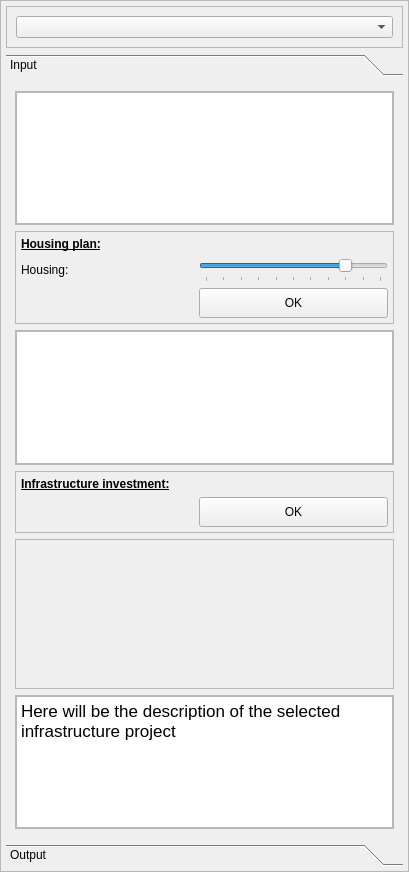
Above: PlanningTool_dockwidget_base.ui from rapha411/PlanningTool before the change. Below: the same form after it.
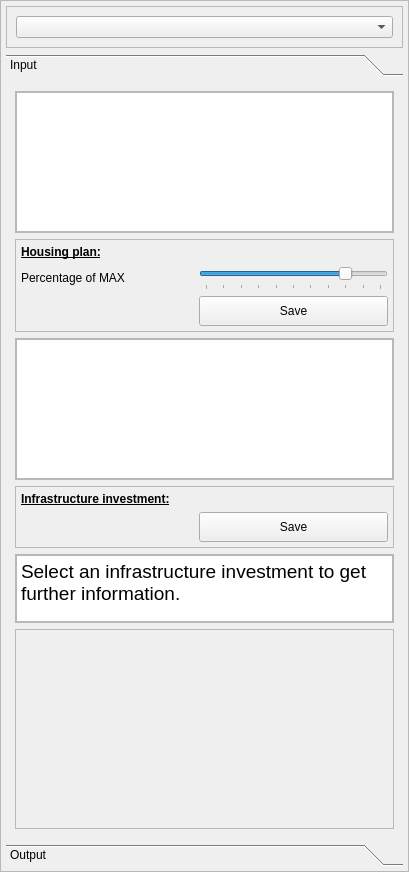
That is the form after the change.

Commit message: v0.8.1 - showing indicators on output tab

Diff of the .ui file:
```diff
--- a/PlanningTool_dockwidget_base.ui
+++ b/PlanningTool_dockwidget_base.ui
@@ -105,6 +105,14 @@
        <item>
         <widget class="QToolBox" name="toolBox">
          <widget class="QWidget" name="inputPage">
+          <property name="geometry">
+           <rect>
+            <x>0</x>
+            <y>0</y>
+            <width>397</width>
+            <height>738</height>
+           </rect>
+          </property>
           <attribute name="label">
            <string>Input</string>
           </attribute>
@@ -143,7 +151,7 @@
                   <property name="minimumSize">
                    <size>
                     <width>0</width>
-                    <height>100</height>
+                    <height>140</height>
                    </size>
                   </property>
                  </widget>
@@ -226,7 +234,7 @@
                      </sizepolicy>
                     </property>
                     <property name="text">
-                     <string>Housing:</string>
+                     <string>Percentage of MAX</string>
                     </property>
                    </widget>
                   </item>
@@ -245,20 +253,7 @@
                      </size>
                     </property>
                     <property name="text">
-                     <string>OK</string>
-                    </property>
-                   </widget>
-                  </item>
-                  <item row="0" column="1">
-                   <widget class="QLabel" name="housingLabel">
-                    <property name="sizePolicy">
-                     <sizepolicy hsizetype="Preferred" vsizetype="Preferred">
-                      <horstretch>0</horstretch>
-                      <verstretch>0</verstretch>
-                     </sizepolicy>
-                    </property>
-                    <property name="text">
-                     <string/>
+                     <string>Save</string>
                     </property>
                    </widget>
                   </item>
@@ -339,7 +334,7 @@
                   <property name="minimumSize">
                    <size>
                     <width>0</width>
-                    <height>100</height>
+                    <height>140</height>
                    </size>
                   </property>
                  </widget>
@@ -429,7 +424,7 @@
                      </size>
                     </property>
                     <property name="text">
-                     <string>OK</string>
+                     <string>Save</string>
                     </property>
                    </widget>
                   </item>
@@ -438,51 +433,12 @@
                </layout>
               </widget>
              </item>
-             <item>
-              <widget class="QFrame" name="accessibilityInputFrame">
-               <property name="minimumSize">
-                <size>
-                 <width>0</width>
-                 <height>150</height>
-                </size>
-               </property>
-               <property name="baseSize">
-                <size>
-                 <width>0</width>
-                 <height>0</height>
-                </size>
-               </property>
-               <property name="frameShape">
-                <enum>QFrame::StyledPanel</enum>
-               </property>
-               <property name="frameShadow">
-                <enum>QFrame::Raised</enum>
-               </property>
-               <layout class="QVBoxLayout" name="verticalLayout_15">
-                <property name="leftMargin">
-                 <number>0</number>
-                </property>
-                <property name="topMargin">
-                 <number>0</number>
-                </property>
-                <property name="rightMargin">
-                 <number>0</number>
-                </property>
-                <property name="bottomMargin">
-                 <number>0</number>
-                </property>
-                <item>
-                 <layout class="QVBoxLayout" name="accessibilityInputChart"/>
-                </item>
-               </layout>
-              </widget>
-             </item>
              <item>
               <widget class="QFrame" name="descriptionFrame">
                <property name="minimumSize">
                 <size>
                  <width>0</width>
-                 <height>50</height>
+                 <height>30</height>
                 </size>
                </property>
                <property name="frameShape">
@@ -510,14 +466,44 @@
                    <string>&lt;!DOCTYPE HTML PUBLIC &quot;-//W3C//DTD HTML 4.0//EN&quot; &quot;http://www.w3.org/TR/REC-html40/strict.dtd&quot;&gt;
 &lt;html&gt;&lt;head&gt;&lt;meta name=&quot;qrichtext&quot; content=&quot;1&quot; /&gt;&lt;style type=&quot;text/css&quot;&gt;
 p, li { white-space: pre-wrap; }
-&lt;/style&gt;&lt;/head&gt;&lt;body style=&quot; font-family:'.SF NS Text'; font-size:13pt; font-weight:400; font-style:normal;&quot;&gt;
-&lt;p style=&quot; margin-top:0px; margin-bottom:0px; margin-left:0px; margin-right:0px; -qt-block-indent:0; text-indent:0px;&quot;&gt;Here will be the description of the selected infrastructure project&lt;/p&gt;&lt;/body&gt;&lt;/html&gt;</string>
+&lt;/style&gt;&lt;/head&gt;&lt;body style=&quot; font-family:'MS Shell Dlg 2'; font-size:8.25pt; font-weight:400; font-style:normal;&quot;&gt;
+&lt;p style=&quot; margin-top:0px; margin-bottom:0px; margin-left:0px; margin-right:0px; -qt-block-indent:0; text-indent:0px;&quot;&gt;&lt;span style=&quot; font-size:14pt;&quot;&gt;Select an infrastructure investment to get further information.&lt;/span&gt;&lt;/p&gt;&lt;/body&gt;&lt;/html&gt;</string>
                   </property>
                  </widget>
                 </item>
                </layout>
               </widget>
              </item>
+             <item>
+              <widget class="QFrame" name="accessibilityInputFrame">
+               <property name="minimumSize">
+                <size>
+                 <width>0</width>
+                 <height>200</height>
+                </size>
+               </property>
+               <property name="baseSize">
+                <size>
+                 <width>0</width>
+                 <height>0</height>
+                </size>
+               </property>
+               <property name="frameShape">
+                <enum>QFrame::StyledPanel</enum>
+               </property>
+               <property name="frameShadow">
+                <enum>QFrame::Raised</enum>
+               </property>
+               <layout class="QVBoxLayout" name="verticalLayout_15">
+                <property name="margin">
+                 <number>0</number>
+                </property>
+                <item>
+                 <layout class="QVBoxLayout" name="accessibilityInputChart"/>
+                </item>
+               </layout>
+              </widget>
+             </item>
             </layout>
            </item>
           </layout>
```
Left out of the diff: 243 changed lines with no effect on the pictures. The commit also changes 4 other files.
